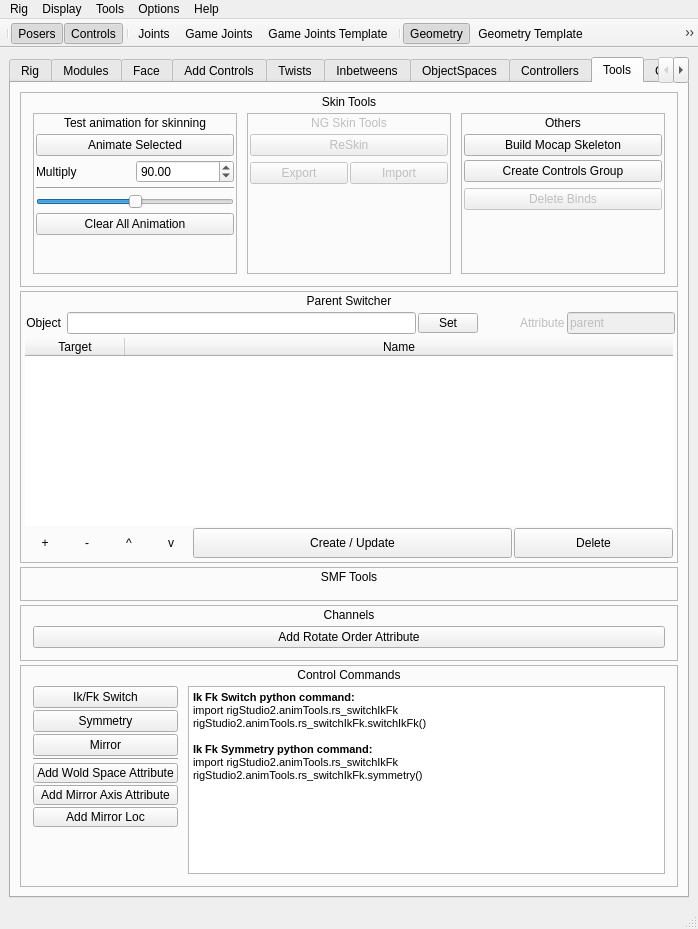
This is ui/designer/mainWindow.ui in PavelCrow/RigStudio3 as Qt 5 draws it before an edit. The edited form follows.
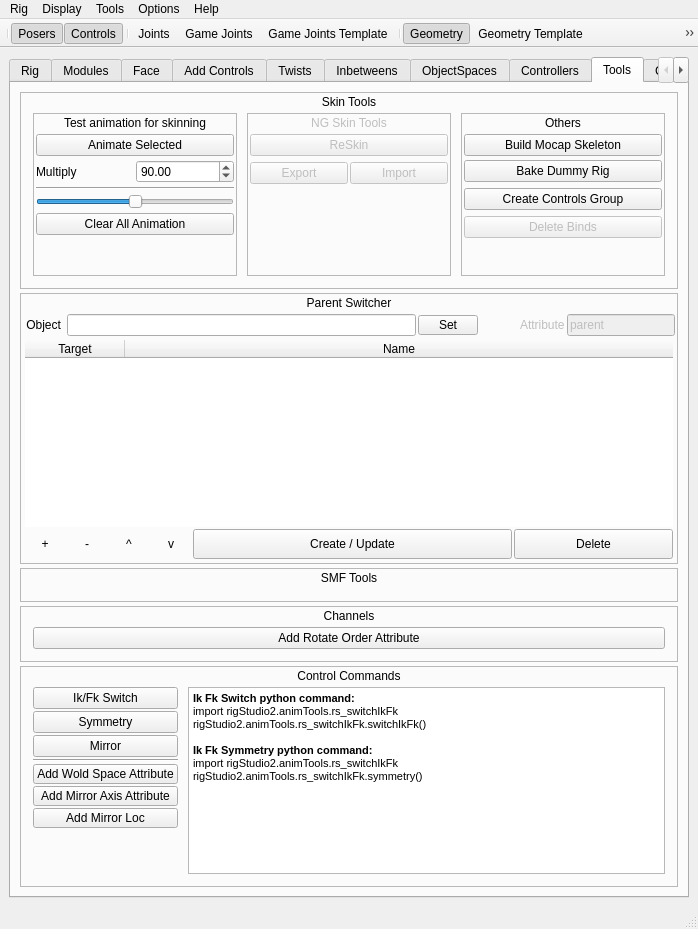
This is the edited form.

Commit message: bake dummy rig temp feature

```diff
--- a/ui/designer/mainWindow.ui
+++ b/ui/designer/mainWindow.ui
@@ -7497,6 +7497,13 @@
                       <property name="bottomMargin">
                        <number>0</number>
                       </property>
+                      <item>
+                       <widget class="QPushButton" name="bakeDummyRig_btn">
+                        <property name="text">
+                         <string>Bake Dummy Rig</string>
+                        </property>
+                       </widget>
+                      </item>
                       <item>
                        <widget class="QPushButton" name="createControlGroup_btn">
                         <property name="enabled">
@@ -7989,7 +7996,7 @@
                <number>0</number>
               </property>
               <item>
-               <layout class="QHBoxLayout" name="horizontalLayout_53" stretch="">
+               <layout class="QHBoxLayout" name="horizontalLayout_53">
                 <property name="spacing">
                  <number>10</number>
                 </property>
```
The commit also changes 3 other files.
